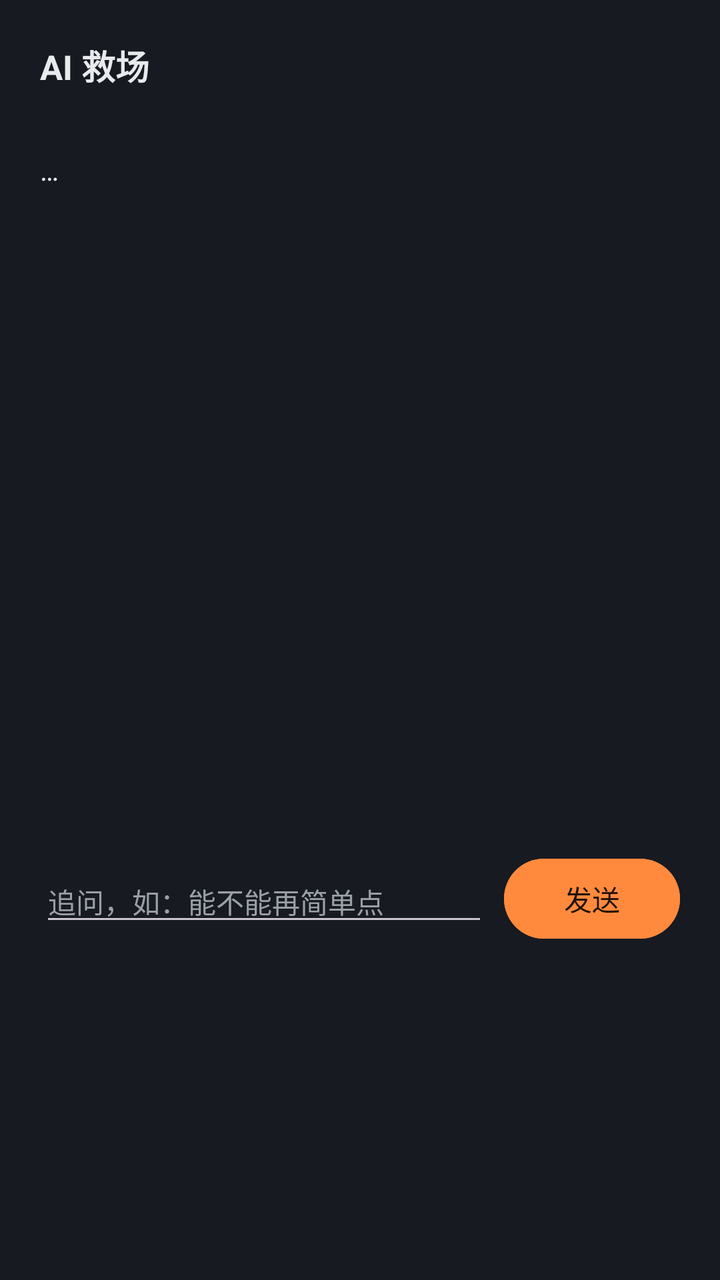
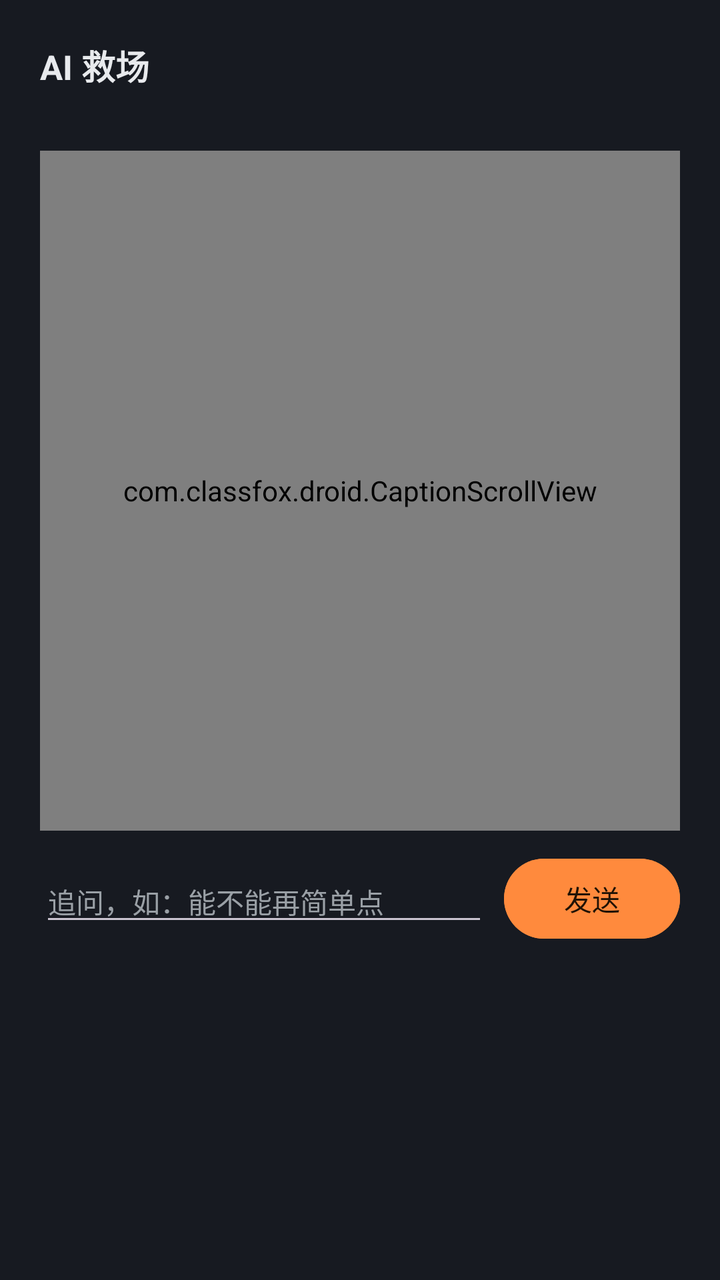

Screens rendered from an Android XML layout before and after an edit, with the pre-edit source and the edit as a unified diff.
<!-- AndroidManifest.xml: application theme Theme.ClassFoxDroid -->
<!-- res/layout/ai_panel.xml -->
<?xml version="1.0" encoding="utf-8"?>
<LinearLayout xmlns:android="http://schemas.android.com/apk/res/android"
    android:layout_width="match_parent"
    android:layout_height="wrap_content"
    android:background="@color/cf_surface"
    android:orientation="vertical"
    android:padding="20dp">

    <TextView
        android:id="@+id/tvAiTitle"
        android:layout_width="wrap_content"
        android:layout_height="wrap_content"
        android:text="AI 救场"
        android:textColor="@color/cf_text"
        android:textSize="17sp"
        android:textStyle="bold" />

    <TextView
        android:id="@+id/tvAiStatus"
        android:layout_width="match_parent"
        android:layout_height="wrap_content"
        android:layout_marginTop="4dp"
        android:textColor="@color/cf_text_dim"
        android:textSize="12sp" />

    <ScrollView
        android:id="@+id/aiScroll"
        android:layout_width="match_parent"
        android:layout_height="340dp"
        android:layout_marginTop="10dp">

        <TextView
            android:id="@+id/tvAiBody"
            android:layout_width="match_parent"
            android:layout_height="wrap_content"
            android:text="…"
            android:textColor="@color/cf_text"
            android:textIsSelectable="true"
            android:textSize="14sp" />
    </ScrollView>

    <LinearLayout
        android:layout_width="match_parent"
        android:layout_height="wrap_content"
        android:layout_marginTop="10dp"
        android:gravity="center_vertical"
        android:orientation="horizontal">

        <EditText
            android:id="@+id/etFollowup"
            android:layout_width="0dp"
            android:layout_height="wrap_content"
            android:layout_weight="1"
            android:hint="追问，如：能不能再简单点"
            android:inputType="text"
            android:textColor="@color/cf_text"
            android:textColorHint="@color/cf_text_dim"
            android:textSize="14sp" />

        <com.google.android.material.button.MaterialButton
            android:id="@+id/btnAiSend"
            android:layout_width="wrap_content"
            android:layout_height="wrap_content"
            android:layout_marginStart="8dp"
            android:backgroundTint="@color/cf_primary"
            android:text="发送"
            android:textColor="@color/cf_on_primary" />
    </LinearLayout>
</LinearLayout>
<!-- resources referenced by this layout -->
<resources>
  <color name="cf_on_primary">#201205</color>
  <color name="cf_primary">#FF8A3D</color>
  <color name="cf_surface">#171A21</color>
  <color name="cf_text">#E8EAED</color>
  <color name="cf_text_dim">#9AA0A6</color>
  <style name="Theme.ClassFoxDroid" parent="Theme.Material3.Dark.NoActionBar">
          <item name="colorPrimary">@color/cf_primary</item>
          <item name="colorOnPrimary">@color/cf_on_primary</item>
          <item name="colorPrimaryContainer">@color/cf_surface_var</item>
          <item name="colorOnPrimaryContainer">@color/cf_text</item>
          <item name="android:colorBackground">@color/cf_bg</item>
          <item name="colorSurface">@color/cf_surface</item>
          <item name="colorOnSurface">@color/cf_text</item>
          <item name="colorSurfaceVariant">@color/cf_surface_var</item>
          <item name="colorOnSurfaceVariant">@color/cf_text_dim</item>
          <item name="colorError">@color/cf_danger</item>
          <item name="android:statusBarColor">@color/cf_bg</item>
          <item name="android:navigationBarColor">@color/cf_surface</item>
          <item name="android:windowLightStatusBar">false</item>
      </style>
  <color name="cf_surface_var">#20242E</color>
  <color name="cf_bg">#0E1013</color>
  <color name="cf_danger">#FF5252</color>
</resources>

<!-- the commit's change to res/layout/ai_panel.xml (unified diff, before → after) -->
@@ -23,7 +23,7 @@
         android:textColor="@color/cf_text_dim"
         android:textSize="12sp" />
 
-    <ScrollView
+    <com.classfox.droid.CaptionScrollView
         android:id="@+id/aiScroll"
         android:layout_width="match_parent"
         android:layout_height="340dp"
@@ -37,7 +37,7 @@
             android:textColor="@color/cf_text"
             android:textIsSelectable="true"
             android:textSize="14sp" />
-    </ScrollView>
+    </com.classfox.droid.CaptionScrollView>
 
     <LinearLayout
         android:layout_width="match_parent"
